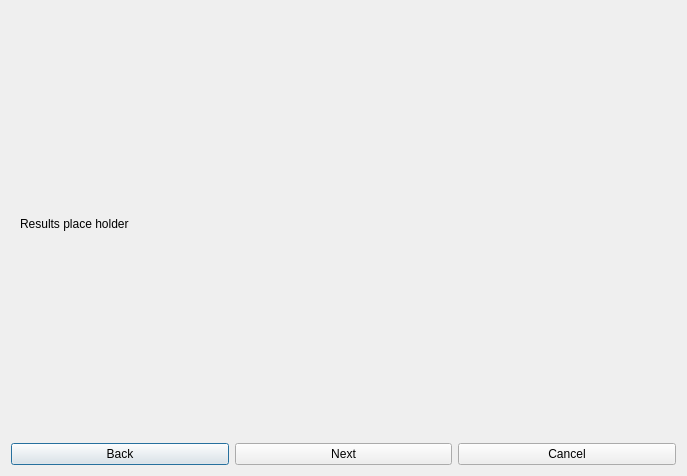
First picture: the form in UIs/mldialog.ui, repository dtmoodie/FCVMLT, before the edit.
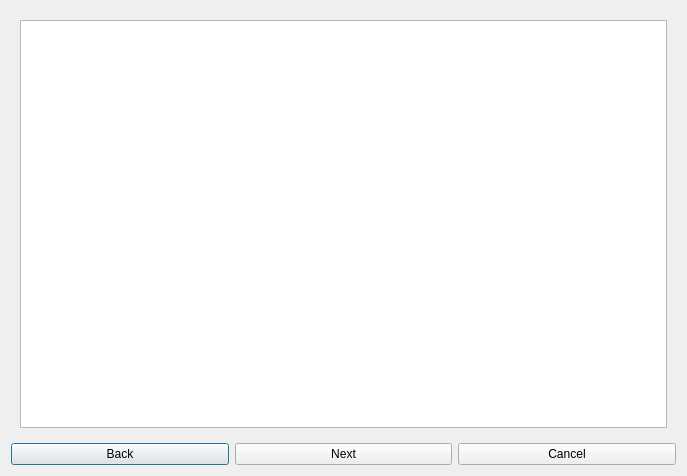
Second picture: the form after the edit. The open tabs and pages were chosen to show the change.

Diff of the .ui file:
```diff
--- a/UIs/mldialog.ui
+++ b/UIs/mldialog.ui
@@ -91,11 +91,7 @@
          <item row="0" column="0">
           <layout class="QGridLayout" name="gridLayout_9">
            <item row="0" column="0">
-            <widget class="QLabel" name="label_4">
-             <property name="text">
-              <string>Results place holder</string>
-             </property>
-            </widget>
+            <widget class="QPlainTextEdit" name="resultWindow"/>
            </item>
           </layout>
          </item>
```
Left out of the diff: 2 changed lines with no effect on the pictures.
